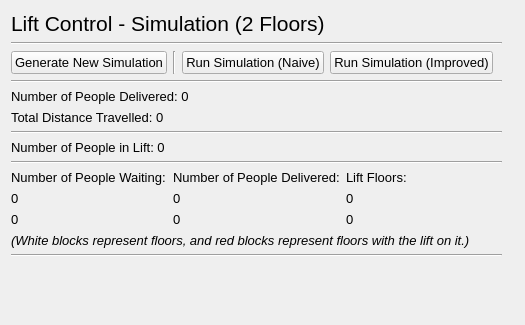
The window that sim_2_floors.ui (IsaacCheng9/lift-control-simulation) describes before a commit, drawn with Qt 5.
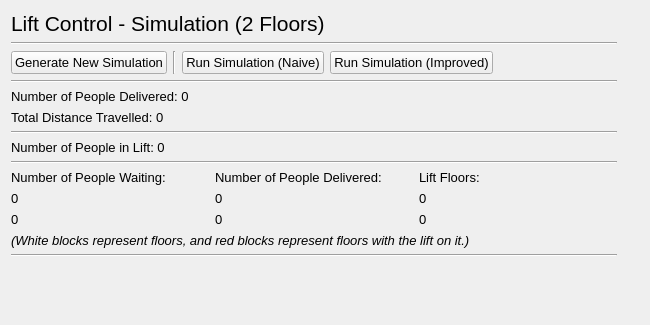
The same window after the commit.

```diff
--- a/sim_2_floors.ui
+++ b/sim_2_floors.ui
@@ -6,7 +6,7 @@
    <rect>
     <x>0</x>
     <y>0</y>
-    <width>525</width>
+    <width>650</width>
     <height>325</height>
    </rect>
   </property>
@@ -25,8 +25,8 @@
      <rect>
       <x>11</x>
       <y>11</y>
-      <width>491</width>
-      <height>291</height>
+      <width>606</width>
+      <height>340</height>
      </rect>
     </property>
     <layout class="QVBoxLayout" name="vert_layout_lift_control">
```
